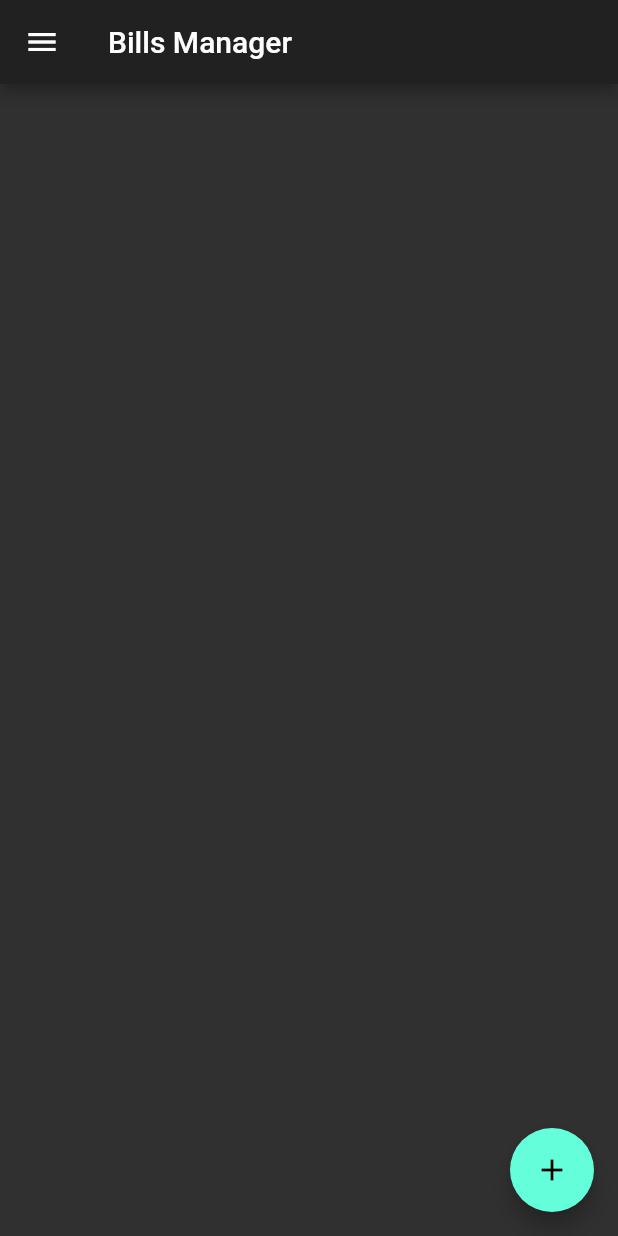
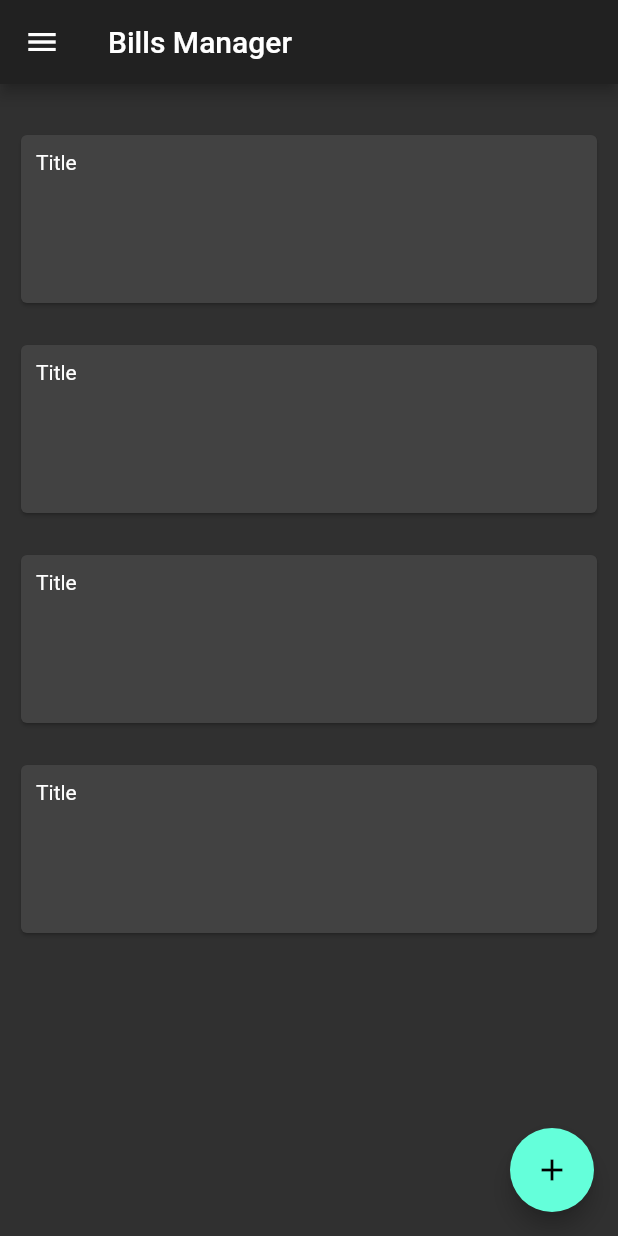
Before and after one commit to Throwy/billsmanager, a Flutter app: the screen it shows after launch, on a phone screen of 412 x 824 dp. Run offline on Flutter 3.47's test engine with Material 2 defaults, Android fonts, the phone set to English and light mode, and no system bars; our stand-ins replace flutter_form_builder, shared_preferences.

Commit message:
created upcoming bills page

```diff
--- a/lib/main.dart
+++ b/lib/main.dart
@@ -3,6 +3,7 @@ import 'package:billsmanager/pages/entryforms/CreateBillPage.dart';
 import 'package:billsmanager/pages/entryforms/CreatePaymentPage.dart';
 import 'package:billsmanager/pages/history/HistoryPage.dart';
 import 'package:billsmanager/pages/settings/SettingsPage.dart';
+import 'package:billsmanager/pages/upcoming/UpcomingBillsPage.dart';
 import 'package:billsmanager/store/ThemeState.dart';
 import 'package:flutter/material.dart';
 import 'package:scoped_model/scoped_model.dart';
@@ -101,7 +102,7 @@ class LandingPageState extends State<LandingPage> {
           ],
         ),
       ),
-      body: Center(),
+      body: UpcomingBillsPage(),
       floatingActionButton: FloatingActionButton(
         onPressed: () => showModalBottomSheet(
           context: context,
--- /dev/null
+++ b/lib/pages/upcoming/BillItem.dart
@@ -0,0 +1,23 @@
+import 'package:flutter/material.dart';
+
+class BillItem extends StatelessWidget {
+  @override
+  Widget build(BuildContext context) {
+    return Container(
+      margin: EdgeInsets.fromLTRB(0, 10.0, 0.0, 10.0),
+      width: MediaQuery.of(context).size.width,
+      height: 120.0,
+      child: Card(
+        child: Container(
+          padding: EdgeInsets.all(10.0),
+          child: Column(
+            crossAxisAlignment: CrossAxisAlignment.start,
+            children: <Widget>[
+              Text("Title"),
+            ],
+          ),
+        ),
+      ),
+    );
+  }
+}
--- /dev/null
+++ b/lib/pages/upcoming/UpcomingBillsPage.dart
@@ -0,0 +1,22 @@
+import 'package:billsmanager/pages/upcoming/BillItem.dart';
+import 'package:flutter/material.dart';
+
+class UpcomingBillsPage extends StatelessWidget {
+  @override
+  Widget build(BuildContext context) {
+    return ListView(
+      padding: EdgeInsets.fromLTRB(10.0, 20.0, 10.0, 20.0),
+      children: <Widget>[
+        Column(
+          mainAxisSize: MainAxisSize.max,
+          children: <Widget>[
+            BillItem(),
+            BillItem(),
+            BillItem(),
+            BillItem(),
+          ],
+        ),
+      ],
+    );
+  }
+}
```
